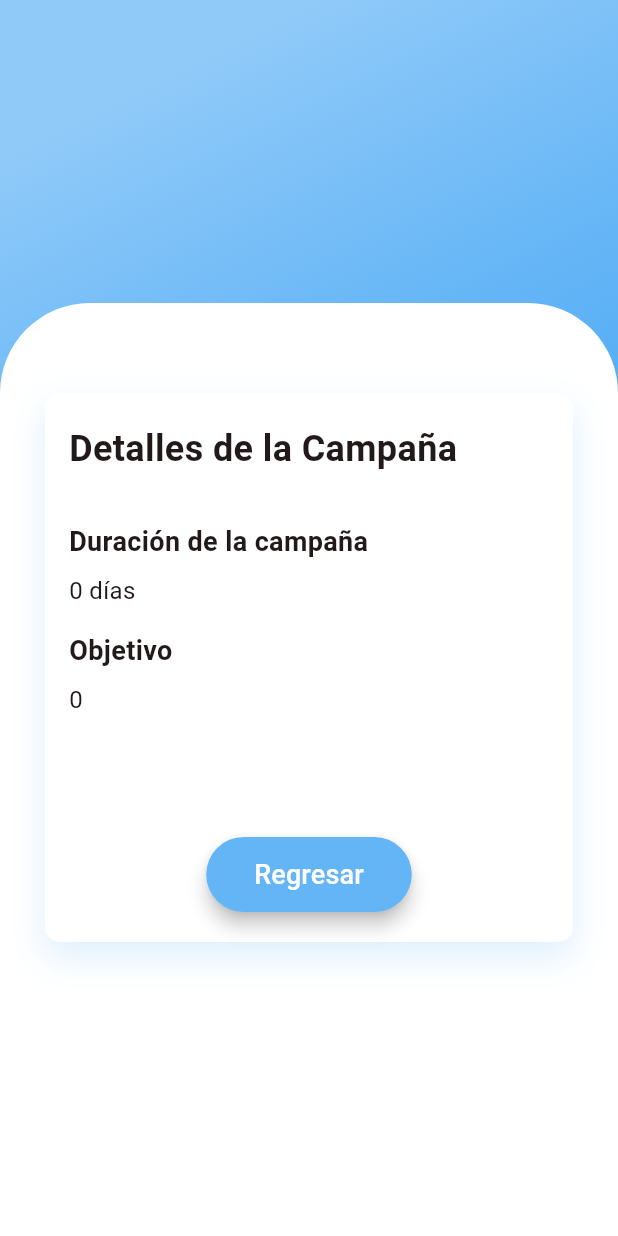
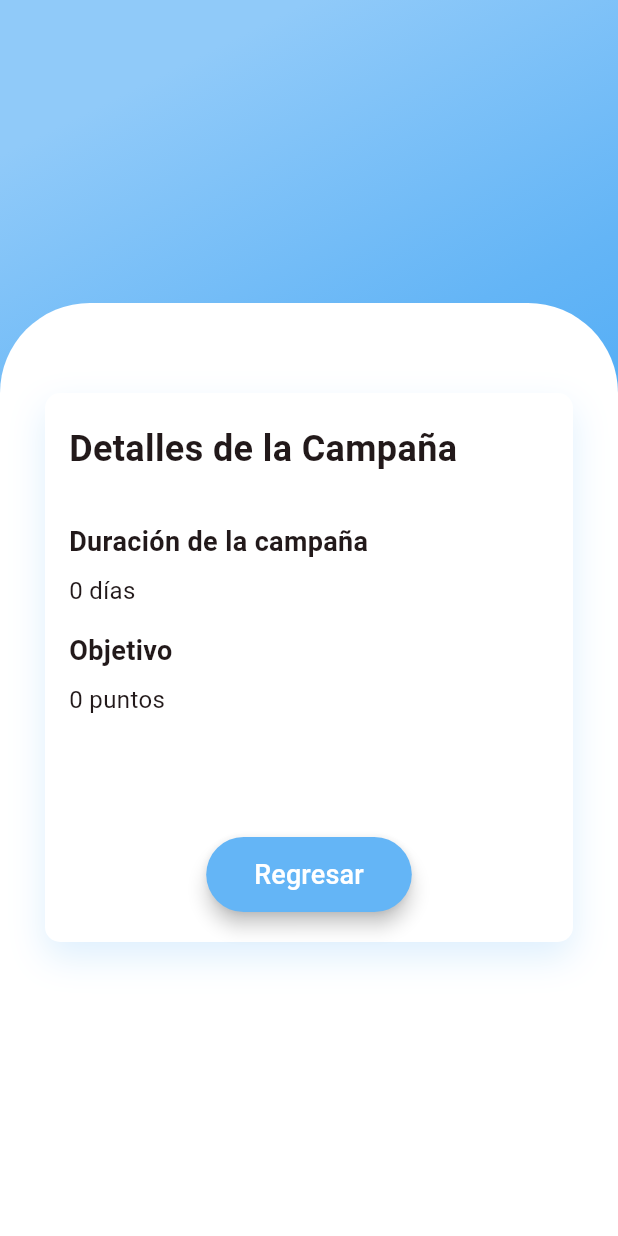
Before and after one commit to josue9008/ecommerce_beta, a Flutter app: the CampaignDetailsPage screen opened directly with empty values, on a phone screen of 412 x 824 dp. Run offline on Flutter 3.47's test engine with Material 3 defaults, Android fonts, the phone set to English and light mode, and no system bars; our stand-ins replace animate_do, cloud_firestore, dio, firebase_auth, firebase_core, flutter_dotenv and 6 more; missing offline and left inert: qr_code_scanner; accounts and stored records are empty.

Commit message:
Se trabajo en la lectura del QR por parte de un Comercio. Ademas agregando elementos distintivos en cada pagina/

```diff
--- a/lib/presentation/screens/client/products/products_screen.dart
+++ b/lib/presentation/screens/client/products/products_screen.dart
@@ -176,7 +176,7 @@ class _ProductsScreenState extends State<ProductsScreen> {
                                     ),
                                     const SizedBox(height: 8.0),
                                     Text(
-                                      'Cantidad de puntos: ${campaign.pointsQuantity}',
+                                      'Objetivos: ${campaign.pointsQuantity} puntos',
                                       style: const TextStyle(fontSize: 16),
                                     ),
                                   ],
--- a/lib/presentation/screens/commerce/administration/campaign_details_page.dart
+++ b/lib/presentation/screens/commerce/administration/campaign_details_page.dart
@@ -126,7 +126,7 @@ class CampaignDetailsPage extends StatelessWidget {
                                         ),
                                         const SizedBox(height: 8),
                                         Text(
-                                          '${campaign.pointsQuantity}',
+                                          '${campaign.pointsQuantity} puntos',
                                           style: const TextStyle(fontSize: 16),
                                         ),
                                         const SizedBox(height: 16),
```
Also changed, not shown: lib/presentation/screens/commerce/administration/administration_screen.dart (+18 -17 lines).
